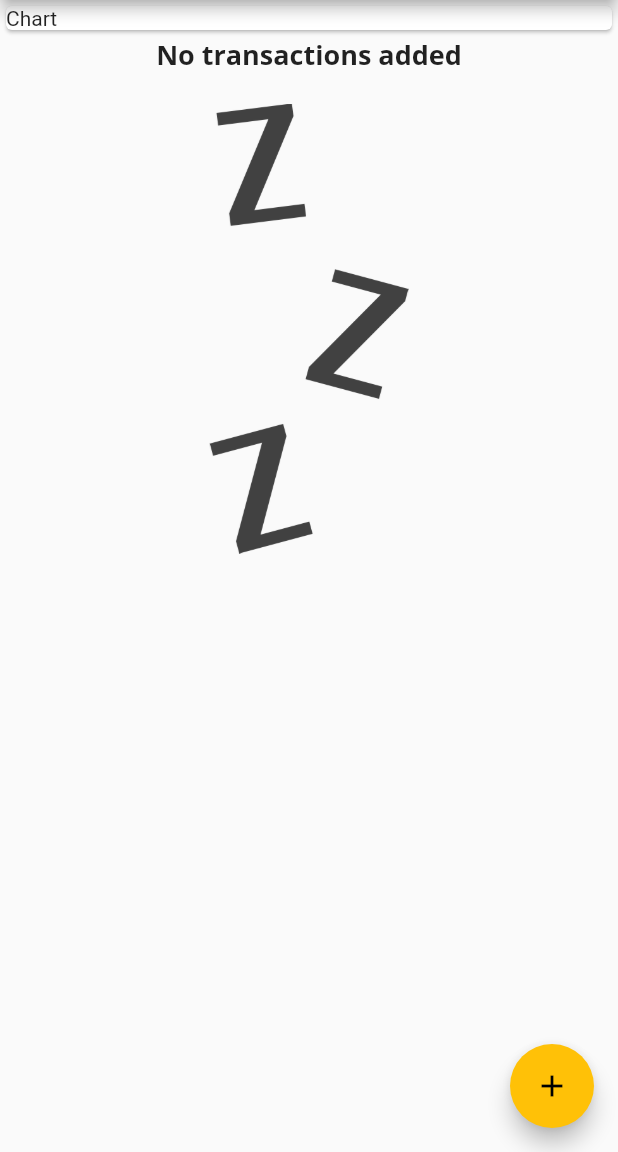
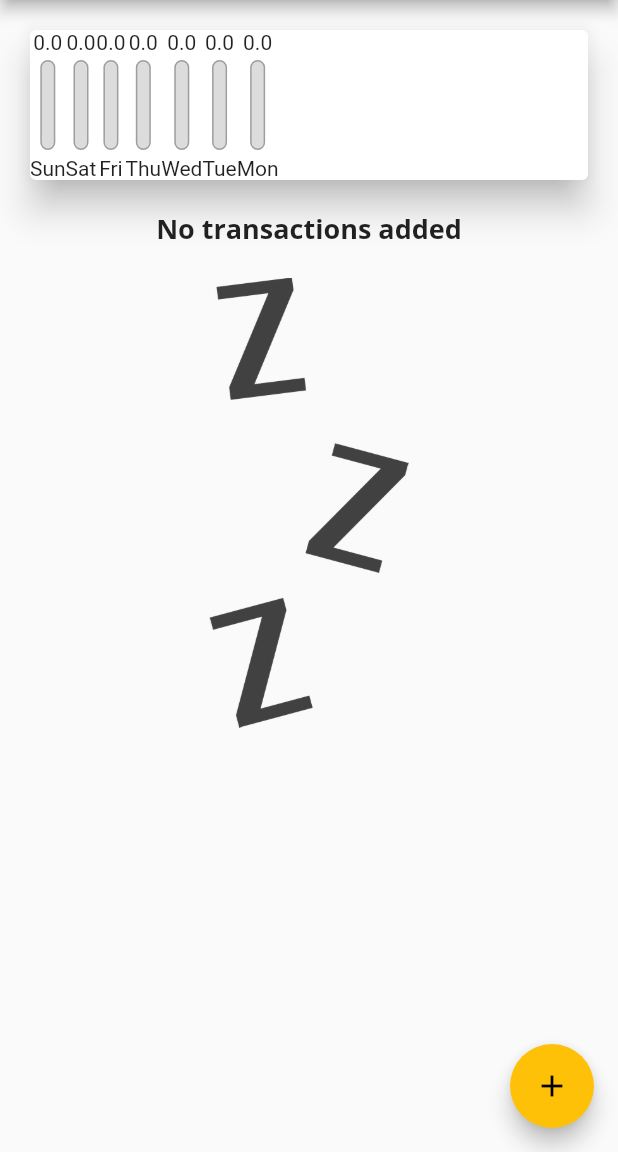
Before and after one commit to apexpre-dator/Expense-Tracker, a Flutter app: the screen it shows after launch, on a phone screen of 412 x 824 dp, the part 84-1236 px from its top. Run offline on Flutter 3.47's test engine with Material 2 defaults, Android fonts, the phone set to English and light mode, and no system bars.

Commit message:
Recent Transactions Chart

```diff
--- a/lib/main.dart
+++ b/lib/main.dart
@@ -2,6 +2,7 @@ import './widgets/new_transaction.dart';
 import 'package:flutter/material.dart';
 import './widgets/transaction_list.dart';
 import './models/transaction.dart';
+import './widgets/chart.dart';
 
 void main() => runApp(MyApp());
 
@@ -45,7 +46,17 @@ class MyHomePage extends StatefulWidget {
 class _MyHomePageState extends State<MyHomePage> {
   final List<Transaction> userTransactions = [];
 
-  void addTransaction(String title, int amount) {
+  List<Transaction> get recentTransactions {
+    return userTransactions.where((tx) {
+      return tx.date.isAfter(
+        DateTime.now().subtract(
+          Duration(days: 7),
+        ),
+      );
+    }).toList();
+  }
+
+  void addTransaction(String title,double amount) {
     final newTxn = Transaction(
       id: DateTime.now().toString(),
       date: DateTime.now(),
@@ -80,12 +91,7 @@ class _MyHomePageState extends State<MyHomePage> {
       body: SingleChildScrollView(
         child: Column(
           children: <Widget>[
-            Container(
-              width: double.infinity,
-              child: Card(
-                child: Text('Chart'),
-              ),
-            ),
+            Chart(recentTransactions),
             TransactionList(userTransactions),
           ],
         ),
--- a/lib/models/transaction.dart
+++ b/lib/models/transaction.dart
@@ -1,6 +1,6 @@
 class Transaction {
   final String id, title;
-  final int amount;
+  final double amount;
   final DateTime date;
 
   Transaction({
--- /dev/null
+++ b/lib/widgets/chart.dart
@@ -0,0 +1,53 @@
+import 'package:flutter/material.dart';
+import 'package:intl/intl.dart';
+import '../models/transaction.dart';
+import './chart_bar.dart';
+
+class Chart extends StatelessWidget {
+  final List<Transaction> recentTransaction;
+
+  Chart(this.recentTransaction);
+
+  List<Map<String, Object>> get groupedTransactionValues {
+    return List.generate(7, (index) {
+      final weekDay = DateTime.now().subtract(Duration(days: index));
+      var totalSum = 0.0;
+
+      for (var i = 0; i < recentTransaction.length; i++) {
+        if (recentTransaction[i].date.day == weekDay.day &&
+            recentTransaction[i].date.month == weekDay.month &&
+            recentTransaction[i].date.year == weekDay.year) {
+          totalSum += recentTransaction[i].amount;
+        }
+      }
+
+      return {
+        'day': DateFormat.E().format(weekDay).substring(0, 3),
+        'amount': totalSum,
+      };
+    });
+  }
+
+  double get totalSpending {
+    return groupedTransactionValues.fold(0.0, (sum, item) {
+      return sum + (item['amount'] as double);
+    });
+  }
+
+  @override
+  Widget build(BuildContext context) {
+    return Card(
+      elevation: 10,
+      margin: EdgeInsets.all(20),
+      child: Row(
+        children: groupedTransactionValues.map((data) {
+          return ChartBar(
+            data['day'] as String,
+            data['amount'] as double,
+            totalSpending == 0.0 ? 0.0 :(data['amount'] as double) / totalSpending,
+          );
+        }).toList(),
+      ),
+    );
+  }
+}
--- /dev/null
+++ b/lib/widgets/chart_bar.dart
@@ -0,0 +1,49 @@
+import 'package:flutter/material.dart';
+
+class ChartBar extends StatelessWidget {
+  final String label;
+  final double spentAmount;
+  final double spentper;
+
+  ChartBar(this.label, this.spentAmount, this.spentper);
+
+  @override
+  Widget build(BuildContext context) {
+    return Column(
+      children: <Widget>[
+        Text('$spentAmount'),
+        SizedBox(
+          height: 4,
+        ),
+        Container(
+          height: 60,
+          width: 10,
+          child: Stack(
+            children: <Widget>[
+              Container(
+                decoration: BoxDecoration(
+                  border: Border.all(color: Colors.grey, width: 1),
+                  color: Color.fromRGBO(220, 220, 220, 1),
+                  borderRadius: BorderRadius.circular(10),
+                ),
+              ),
+              FractionallySizedBox(
+                heightFactor: spentper,
+                child: Container(
+                  decoration: BoxDecoration(
+                    color: Theme.of(context).primaryColor,
+                    borderRadius: BorderRadius.circular(10),
+                  ),
+                ),
+              ),
+            ],
+          ),
+        ),
+        SizedBox(
+          height: 4,
+        ),
+        Text(label),
+      ],
+    );
+  }
+}
--- a/lib/widgets/new_transaction.dart
+++ b/lib/widgets/new_transaction.dart
@@ -11,14 +11,13 @@ class NewTransaction extends StatefulWidget {
 
 class _NewTransactionState extends State<NewTransaction> {
   final itemInput = TextEditingController();
-
   final amountInput = TextEditingController();
 
   void submitData() {
     final enteredItem = itemInput.text;
-    final enteredAmount = int.parse(amountInput.text);
+    final enteredAmount = double.parse(amountInput.text);
 
-    if(enteredItem.isEmpty || enteredAmount <= 0) {
+    if(enteredItem.isEmpty || enteredAmount <= 0.0) {
       return ;
     }
 
```
